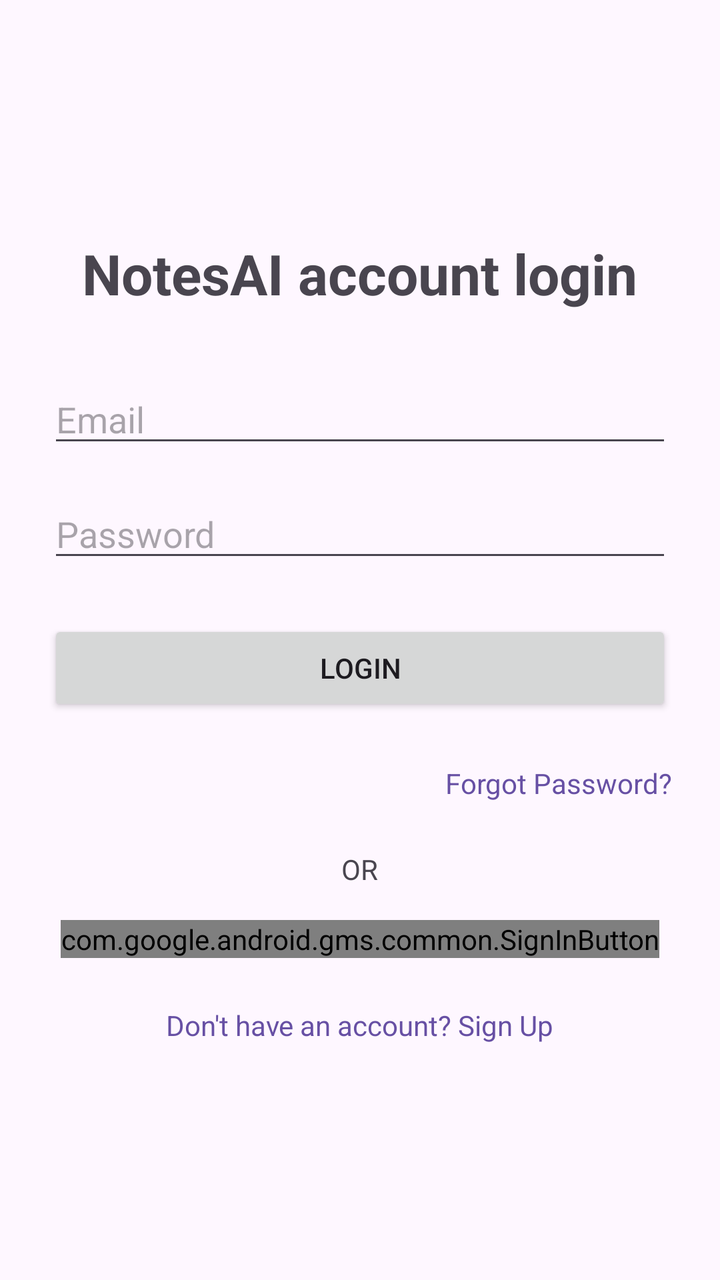
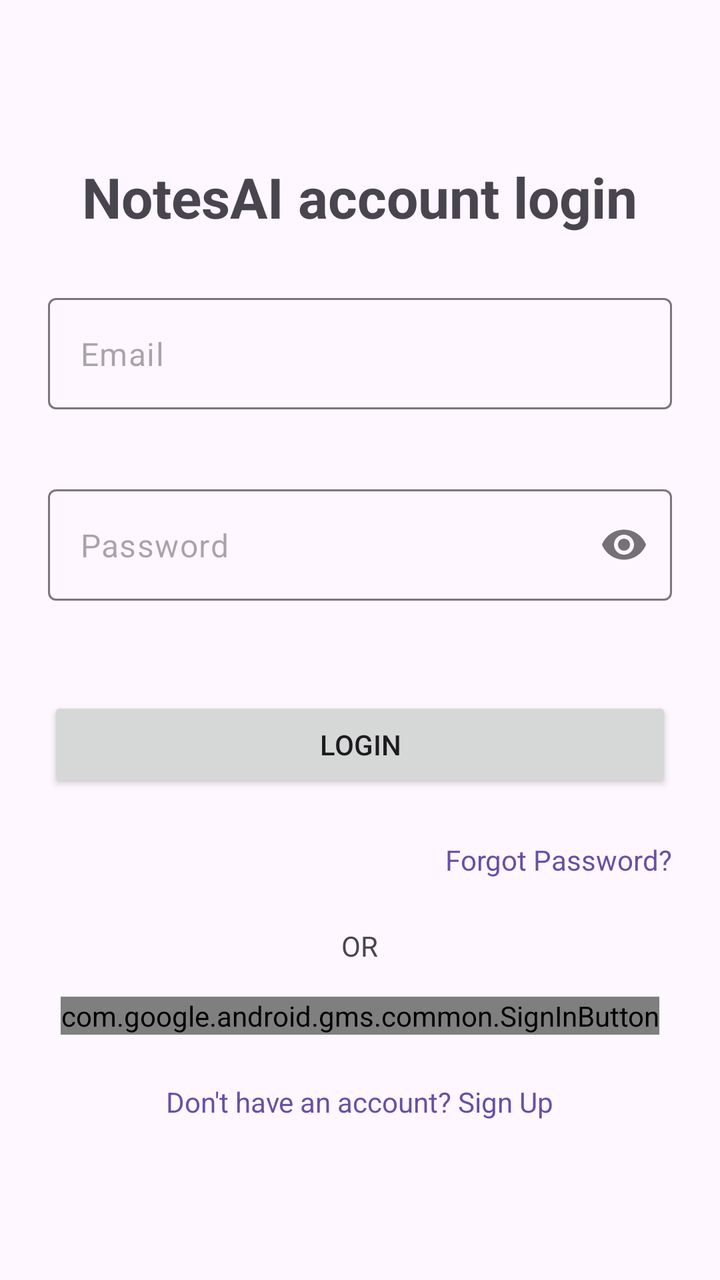

The first picture is an Android layout as it rendered before a commit; the second is the same layout after the commit. The layout source and the unified diff follow.
<!-- AndroidManifest.xml: activity theme Theme.Material3.DayNight.NoActionBar -->
<!-- res/layout/activity_login.xml -->
<?xml version="1.0" encoding="utf-8"?>
<LinearLayout xmlns:android="http://schemas.android.com/apk/res/android"
    xmlns:app="http://schemas.android.com/apk/res-auto"
    xmlns:tools="http://schemas.android.com/tools"
    android:layout_width="match_parent"
    android:layout_height="match_parent"
    android:orientation="vertical"
    android:gravity="center"
    android:padding="24dp"
    tools:context=".auth.LoginActivity">

    <TextView
        android:layout_width="wrap_content"
        android:layout_height="wrap_content"
        android:text="NotesAI account login"
        android:textSize="28sp"
        android:textStyle="bold"
        android:layout_marginBottom="32dp"/>

    <EditText
        android:id="@+id/email_edit_text"
        android:layout_width="match_parent"
        android:layout_height="wrap_content"
        android:hint="Email"
        android:inputType="textEmailAddress"
        android:layout_marginBottom="16dp"/>

    <EditText
        android:id="@+id/password_edit_text"
        android:layout_width="match_parent"
        android:layout_height="wrap_content"
        android:hint="Password"
        android:inputType="textPassword"
        android:layout_marginBottom="24dp"/>

    <Button
        android:id="@+id/login_button"
        android:layout_width="match_parent"
        android:layout_height="wrap_content"
        android:text="Login"
        android:layout_marginBottom="16dp"/>
    <TextView
        android:id="@+id/forgot_password_text_view"
        android:layout_width="wrap_content"
        android:layout_height="wrap_content"
        android:text="Forgot Password?"
        android:layout_gravity="end"
        android:layout_marginTop="8dp"
        android:layout_marginBottom="24dp"
        android:textColor="?attr/colorPrimary" />
    <TextView
        android:layout_width="wrap_content"
        android:layout_height="wrap_content"
        android:text="OR"
        android:layout_gravity="center"
        android:layout_marginBottom="16dp"/>

    <com.google.android.gms.common.SignInButton
        android:id="@+id/google_sign_in_button"
        android:layout_width="wrap_content"
        android:layout_height="wrap_content"
        android:layout_gravity="center"
        android:layout_marginBottom="24dp"/>

    <TextView
        android:id="@+id/sign_up_text_view"
        android:layout_width="wrap_content"
        android:layout_height="wrap_content"
        android:text="Don't have an account? Sign Up"
        android:textColor="?attr/colorPrimary" />

    <ProgressBar
        android:id="@+id/login_progress_bar"
        android:layout_width="wrap_content"
        android:layout_height="wrap_content"
        android:layout_marginTop="16dp"
        android:visibility="gone" />

</LinearLayout>
<!-- resources referenced by this layout -->
<resources>

</resources>

<!-- the commit's change to res/layout/activity_login.xml (unified diff, before → after) -->
@@ -16,7 +16,11 @@
         android:textSize="28sp"
         android:textStyle="bold"
         android:layout_marginBottom="32dp"/>
-
+    <com.google.android.material.textfield.TextInputLayout
+        android:layout_width="match_parent"
+        android:layout_height="wrap_content"
+        android:layout_marginBottom="24dp"
+        app:hintEnabled="false">
     <EditText
         android:id="@+id/email_edit_text"
         android:layout_width="match_parent"
@@ -24,15 +28,21 @@
         android:hint="Email"
         android:inputType="textEmailAddress"
         android:layout_marginBottom="16dp"/>
-
-    <EditText
-        android:id="@+id/password_edit_text"
+</com.google.android.material.textfield.TextInputLayout>
+    <com.google.android.material.textfield.TextInputLayout
         android:layout_width="match_parent"
         android:layout_height="wrap_content"
-        android:hint="Password"
-        android:inputType="textPassword"
-        android:layout_marginBottom="24dp"/>
-
+        android:layout_marginBottom="24dp"
+        app:hintEnabled="false"
+        app:passwordToggleEnabled="true">
+        <EditText
+            android:id="@+id/password_edit_text"
+            android:layout_width="match_parent"
+            android:layout_height="wrap_content"
+            android:hint="Password"
+            android:inputType="textPassword"
+            android:layout_marginBottom="24dp"/>
+    </com.google.android.material.textfield.TextInputLayout>
     <Button
         android:id="@+id/login_button"
         android:layout_width="match_parent"
